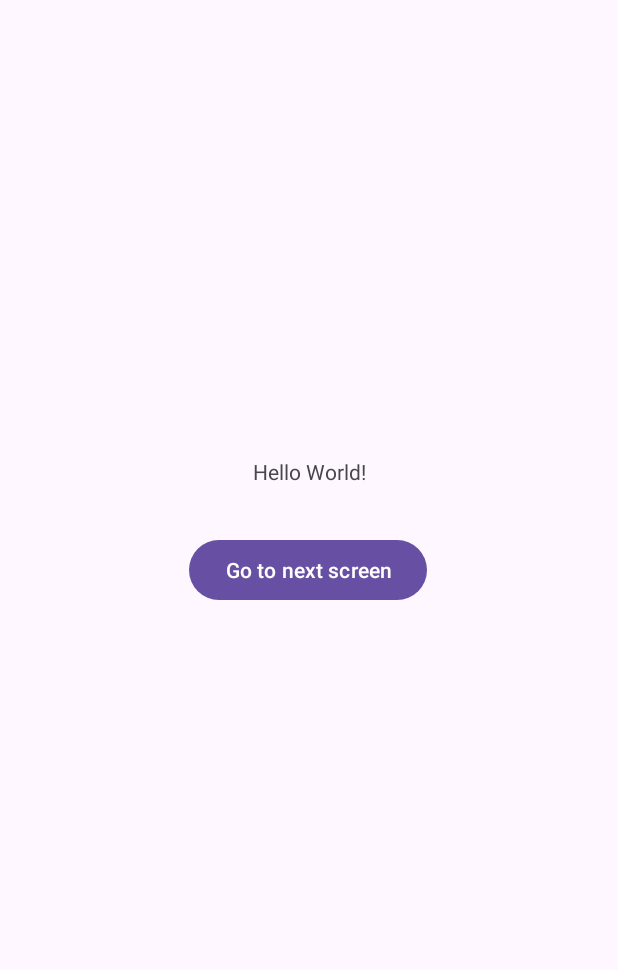
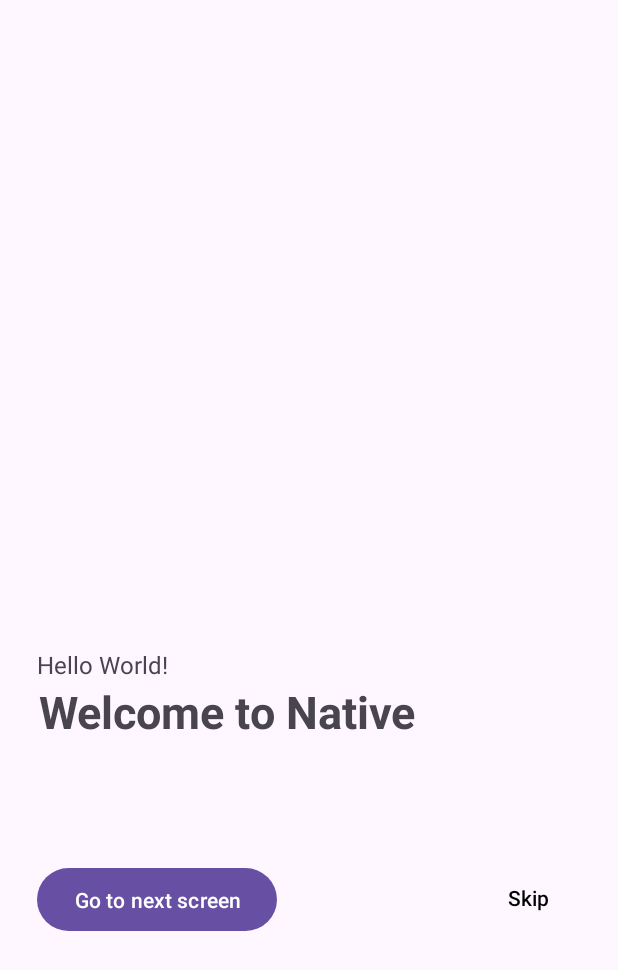
Before and after one commit to Muitsu/AndroidNative, an Android app: the screen it shows after launch (MainActivity), on a phone screen of 412 x 824 dp. Shown: the top 970 px of the screen. Run offline under Robolectric (Android 15) with nearby library versions, the phone set to English and light mode, and no system bars.

Commit message:
add view model

```diff
--- a/app/build.gradle
+++ b/app/build.gradle
@@ -33,6 +33,7 @@ dependencies {
     implementation 'androidx.appcompat:appcompat:1.4.1'
     implementation 'com.google.android.material:material:1.5.0'
     implementation 'androidx.constraintlayout:constraintlayout:2.1.3'
+    implementation 'androidx.lifecycle:lifecycle-extensions:2.2.0'
     testImplementation 'junit:junit:4.13.2'
     androidTestImplementation 'androidx.test.ext:junit:1.1.3'
     androidTestImplementation 'androidx.test.espresso:espresso-core:3.4.0'
--- a/app/src/main/java/com/example/messageapp/MainActivity.java
+++ b/app/src/main/java/com/example/messageapp/MainActivity.java
@@ -2,41 +2,47 @@ package com.example.messageapp;
 
 import android.os.Bundle;
 import android.widget.Button;
+
 import androidx.appcompat.app.AppCompatActivity;
+import androidx.appcompat.app.AppCompatDelegate;
+import androidx.lifecycle.ViewModelProvider;
+
 import com.example.messageapp.navigation.Navigator;
+
+import model.MainViewModel;
 
 public class MainActivity extends AppCompatActivity {
 
     // Variables
-     String data = "";
-     Button nextButton;
+    String data = "";
+    Button nextButton, skipButton;
+    private MainViewModel viewModel;
 
     @Override
     protected void onCreate(Bundle savedInstanceState) {
         super.onCreate(savedInstanceState);
+        AppCompatDelegate.setDefaultNightMode(AppCompatDelegate.MODE_NIGHT_NO);
         setContentView(R.layout.activity_main);
-
+        viewModel = MainViewModel.getInstance();
         // Initialize UI components
         initializeViews();
 
         // Fetch data from API
-        fetchDataFromApi();
+
     }
 
     // Initialize UI components
     private void initializeViews() {
-        nextButton = findViewById(R.id.button_next);
+        nextButton = findViewById(R.id.nextBtn);
+        skipButton = findViewById(R.id.skipBtn);
         nextButton.setOnClickListener(view -> navigateToSecondActivity());
+        skipButton.setOnClickListener(view -> navigateToSecondActivity());
     }
 
-    // Fetch data from API
-    private void fetchDataFromApi() {
-        // Simulate API call
-        data = "Some data";
-    }
 
     // Navigate to SecondActivity
     private void navigateToSecondActivity() {
+        String text = viewModel.getData();
         Navigator.push(this, SecondActivity.class);
     }
 }
--- a/app/src/main/java/com/example/messageapp/SecondActivity.java
+++ b/app/src/main/java/com/example/messageapp/SecondActivity.java
@@ -3,12 +3,22 @@ package com.example.messageapp;
 import androidx.appcompat.app.AppCompatActivity;
 
 import android.os.Bundle;
+import android.widget.TextView;
+
+import model.MainViewModel;
 
 public class SecondActivity extends AppCompatActivity {
+
+    TextView titleTxt;
+    MainViewModel viewModel;
 
     @Override
     protected void onCreate(Bundle savedInstanceState) {
         super.onCreate(savedInstanceState);
         setContentView(R.layout.activity_second);
+        viewModel = MainViewModel.getInstance();
+        titleTxt = findViewById(R.id.titleText);
+        titleTxt.setText(viewModel.getData());
+
     }
 }
--- /dev/null
+++ b/app/src/main/java/model/MainViewModel.java
@@ -0,0 +1,37 @@
+package model;
+
+import android.util.Log;
+
+import androidx.lifecycle.ViewModel;
+
+public class MainViewModel extends ViewModel {
+    private static final String TAG = "MainActivity";
+    private static MainViewModel instance;
+    private int count = 0;
+    private String data;
+
+
+    private MainViewModel() {
+    }
+
+    public static MainViewModel getInstance() {
+
+        if (instance == null) {
+            instance = new MainViewModel();
+        }
+        return instance;
+    }
+
+    public String getData() {
+        count = count + 1;
+        if (data == null) {
+            data = fetchDataFromApi();
+        }
+        return data + count;
+    }
+
+    private String fetchDataFromApi() {
+        Log.d(TAG, "Fetching data");
+        return "Ahmad Mui";
+    }
+}
--- a/app/src/main/res/layout/activity_main.xml
+++ b/app/src/main/res/layout/activity_main.xml
@@ -6,26 +6,53 @@
     android:layout_height="match_parent"
     tools:context=".MainActivity">
 
-    <TextView
-        android:id="@+id/text1"
+    <Button
+        android:id="@+id/nextBtn"
+        android:layout_width="160dp"
+        android:layout_height="50dp"
+        android:layout_marginTop="80dp"
+        android:text="@string/next_screen"
+        app:layout_constraintEnd_toEndOf="parent"
+        app:layout_constraintHorizontal_bias="0.099"
+        app:layout_constraintStart_toStartOf="parent"
+        app:layout_constraintTop_toBottomOf="@+id/large_title" />
+
+    <Button
+        android:id="@+id/skipBtn"
         android:layout_width="wrap_content"
         android:layout_height="wrap_content"
-        android:text="Hello World!"
-        app:layout_constraintBottom_toBottomOf="parent"
+        android:layout_marginTop="80dp"
+        android:background="#00FFFFFF"
+        android:text="Skip"
+        android:textColor="#000000"
+        android:textColorLink="#FFFFFF"
         app:layout_constraintEnd_toEndOf="parent"
-        app:layout_constraintStart_toStartOf="parent"
-        app:layout_constraintTop_toTopOf="parent"
-        app:layout_constraintVertical_bias="0.379" />
+        app:layout_constraintHorizontal_bias="0.884"
+        app:layout_constraintStart_toEndOf="@+id/nextBtn"
+        app:layout_constraintTop_toBottomOf="@+id/large_title" />
 
-    <Button
-        android:id="@+id/button_next"
+    <TextView
+        android:id="@+id/large_title"
         android:layout_width="wrap_content"
         android:layout_height="wrap_content"
-        android:layout_marginTop="32dp"
-        android:text="@string/next_screen"
+        android:text="Welcome to Native"
+        android:textSize="30sp"
+        android:textStyle="bold"
         app:layout_constraintEnd_toEndOf="parent"
-        app:layout_constraintHorizontal_bias="0.498"
+        app:layout_constraintHorizontal_bias="0.16"
         app:layout_constraintStart_toStartOf="parent"
-        app:layout_constraintTop_toBottomOf="@+id/text1" />
+        app:layout_constraintTop_toBottomOf="@+id/mini_title" />
+
+    <TextView
+        android:id="@+id/mini_title"
+        android:layout_width="wrap_content"
+        android:layout_height="wrap_content"
+        android:layout_marginTop="432dp"
+        android:text="Hello World!"
+        android:textSize="16sp"
+        app:layout_constraintEnd_toEndOf="parent"
+        app:layout_constraintHorizontal_bias="0.076"
+        app:layout_constraintStart_toStartOf="parent"
+        app:layout_constraintTop_toTopOf="parent" />
 
 </androidx.constraintlayout.widget.ConstraintLayout>
--- a/app/src/main/res/layout/activity_second.xml
+++ b/app/src/main/res/layout/activity_second.xml
@@ -6,4 +6,12 @@
     android:layout_height="match_parent"
     tools:context=".SecondActivity">
 
+    <TextView
+        android:id="@+id/titleText"
+        android:layout_width="wrap_content"
+        android:layout_height="wrap_content"
+        android:text="TextView"
+        android:textSize="20sp"
+        tools:layout_editor_absoluteX="164dp"
+        tools:layout_editor_absoluteY="356dp" />
 </androidx.constraintlayout.widget.ConstraintLayout>
```
